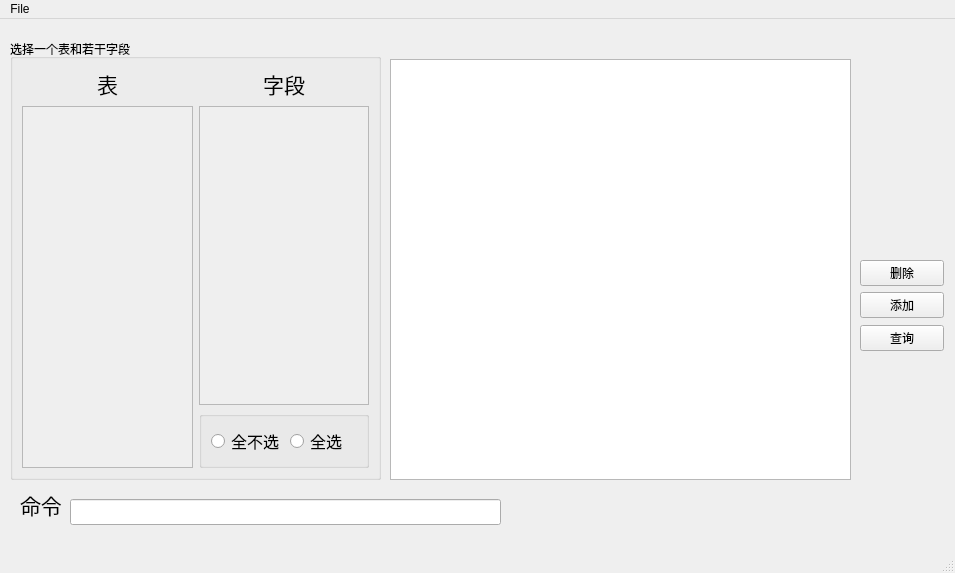
Old version of the form ui_src/sqlite_main_window.ui in the repository akira4O4/PyQt5_Face_Recognition.
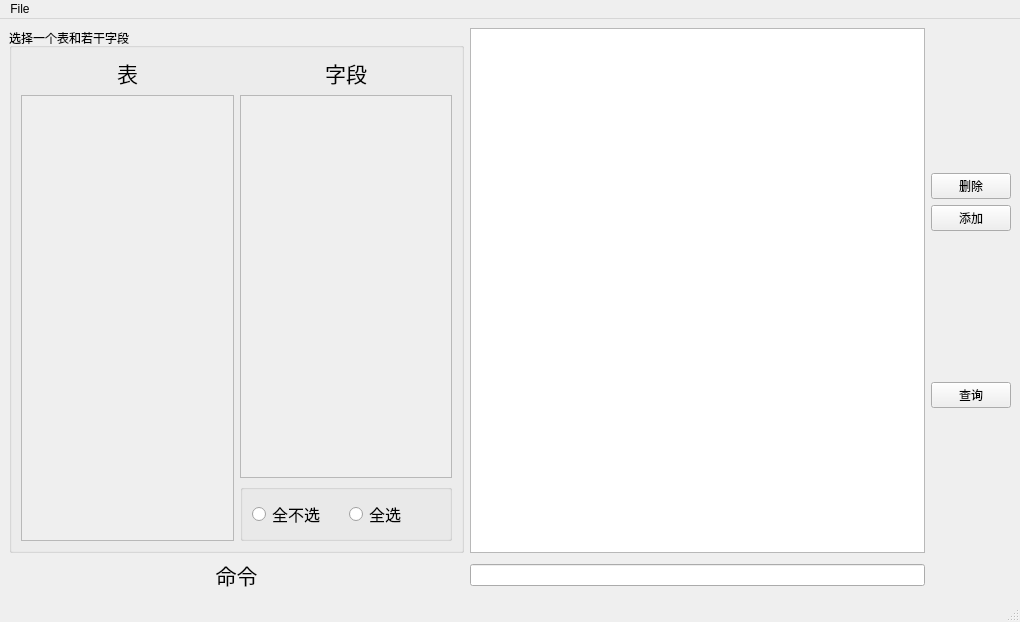
New version of the form.

What changed in the file:
```diff
--- a/ui_src/sqlite_main_window.ui
+++ b/ui_src/sqlite_main_window.ui
@@ -6,65 +6,21 @@
    <rect>
     <x>0</x>
     <y>0</y>
-    <width>955</width>
-    <height>573</height>
+    <width>1020</width>
+    <height>622</height>
    </rect>
   </property>
   <property name="windowTitle">
    <string>Sqlite Main Window</string>
   </property>
   <widget class="QWidget" name="centralwidget">
-   <widget class="QLabel" name="label">
-    <property name="geometry">
-     <rect>
-      <x>20</x>
-      <y>470</y>
-      <width>55</width>
-      <height>31</height>
-     </rect>
-    </property>
-    <property name="font">
-     <font>
-      <pointsize>16</pointsize>
-     </font>
-    </property>
-    <property name="text">
-     <string>命令</string>
-    </property>
-   </widget>
-   <widget class="QLineEdit" name="lineEdit">
-    <property name="geometry">
-     <rect>
-      <x>70</x>
-      <y>480</y>
-      <width>431</width>
-      <height>26</height>
-     </rect>
-    </property>
-   </widget>
-   <widget class="QTableView" name="tableView_content">
-    <property name="geometry">
-     <rect>
-      <x>390</x>
-      <y>40</y>
-      <width>461</width>
-      <height>421</height>
-     </rect>
-    </property>
-   </widget>
+   <layout class="QGridLayout" name="gridLayout">
+    <item row="0" column="0">
    <widget class="QGroupBox" name="groupBox_table_field">
-    <property name="geometry">
-     <rect>
-      <x>10</x>
-      <y>20</y>
-      <width>371</width>
-      <height>441</height>
-     </rect>
-    </property>
     <property name="title">
      <string>选择一个表和若干字段</string>
     </property>
-    <layout class="QVBoxLayout" name="verticalLayout_7">
+      <layout class="QHBoxLayout" name="horizontalLayout_2">
      <item>
       <layout class="QHBoxLayout" name="horizontalLayout">
        <item>
@@ -94,8 +50,8 @@
              <rect>
               <x>0</x>
               <y>0</y>
-              <width>166</width>
-              <height>352</height>
+                <width>207</width>
+                <height>431</height>
              </rect>
             </property>
            </widget>
@@ -132,8 +88,8 @@
                <rect>
                 <x>0</x>
                 <y>0</y>
-                <width>163</width>
-                <height>267</height>
+                  <width>204</width>
+                  <height>346</height>
                </rect>
               </property>
              </widget>
@@ -184,15 +140,11 @@
      </item>
     </layout>
    </widget>
-   <widget class="QWidget" name="layoutWidget">
-    <property name="geometry">
-     <rect>
-      <x>860</x>
-      <y>240</y>
-      <width>84</width>
-      <height>94</height>
-     </rect>
-    </property>
+    </item>
+    <item row="0" column="1">
+     <widget class="QTableView" name="tableView_content"/>
+    </item>
+    <item row="0" column="2">
     <layout class="QVBoxLayout" name="verticalLayout_2">
      <item>
       <layout class="QVBoxLayout" name="verticalLayout">
@@ -220,14 +172,33 @@
       </widget>
      </item>
     </layout>
-   </widget>
+    </item>
+    <item row="1" column="0">
+     <widget class="QLabel" name="label">
+      <property name="font">
+       <font>
+        <pointsize>16</pointsize>
+       </font>
+      </property>
+      <property name="text">
+       <string>命令</string>
+      </property>
+      <property name="alignment">
+       <set>Qt::AlignCenter</set>
+      </property>
+     </widget>
+    </item>
+    <item row="1" column="1">
+     <widget class="QLineEdit" name="lineEdit"/>
+    </item>
+   </layout>
   </widget>
   <widget class="QMenuBar" name="menubar">
    <property name="geometry">
     <rect>
      <x>0</x>
      <y>0</y>
-     <width>955</width>
+     <width>1020</width>
      <height>23</height>
     </rect>
    </property>
```
Lines whose indentation alone changed are shown as unchanged.
